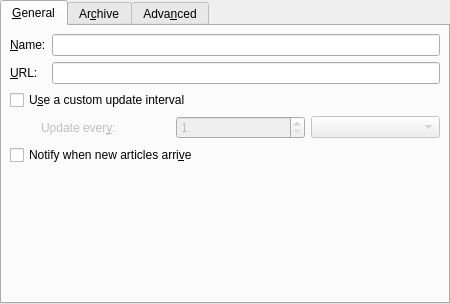
The window that src/ui/feedpropertieswidgetbase.ui (KDE/akregator) describes before a commit, drawn with Qt 5.
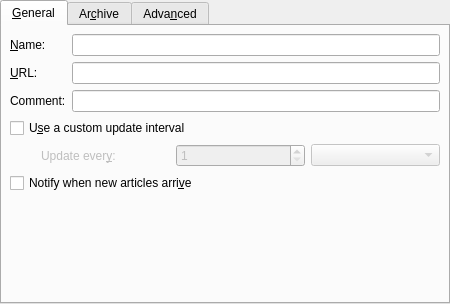
The same window after the commit. Custom widgets are drawn as their Qt base class.

Commit message:
Fix Bug 408126 - Additional Field "Comment" to Feed-Properties (F2)
FIXED-IN: 5.12.0

What changed in the file:
```diff
--- a/src/ui/feedpropertieswidgetbase.ui
+++ b/src/ui/feedpropertieswidgetbase.ui
@@ -182,6 +182,9 @@
            </property>
           </widget>
          </item>
+         <item row="1" column="1">
+          <widget class="QLineEdit" name="urlEdit"/>
+         </item>
          <item row="0" column="1">
           <widget class="QLineEdit" name="feedNameEdit">
            <property name="sizePolicy">
@@ -195,8 +198,15 @@
            </property>
           </widget>
          </item>
-         <item row="1" column="1">
-          <widget class="QLineEdit" name="urlEdit"/>
+         <item row="2" column="1">
+          <widget class="QLineEdit" name="commentEdit"/>
+         </item>
+         <item row="2" column="0">
+          <widget class="QLabel" name="label">
+           <property name="text">
+            <string>Comment:</string>
+           </property>
+          </widget>
          </item>
         </layout>
        </item>
@@ -479,11 +489,6 @@
   </layout>
  </widget>
  <customwidgets>
-  <customwidget>
-   <class>QComboBox</class>
-   <extends>QComboBox</extends>
-   <header>kcombobox.h</header>
-  </customwidget>
   <customwidget>
    <class>KPluralHandlingSpinBox</class>
    <extends>QSpinBox</extends>
```
The commit also changes 4 other files.
